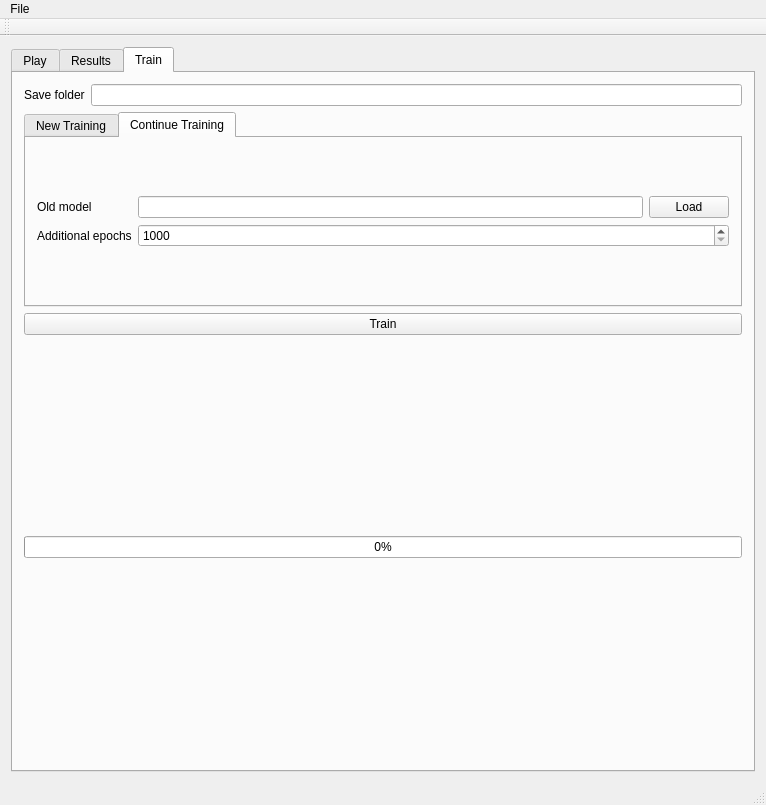
Before: the Qt Designer form TIPE_Hex_QT/mainwindow.ui in Phyronnaz/TIPE_Hex, drawn with Qt 5.
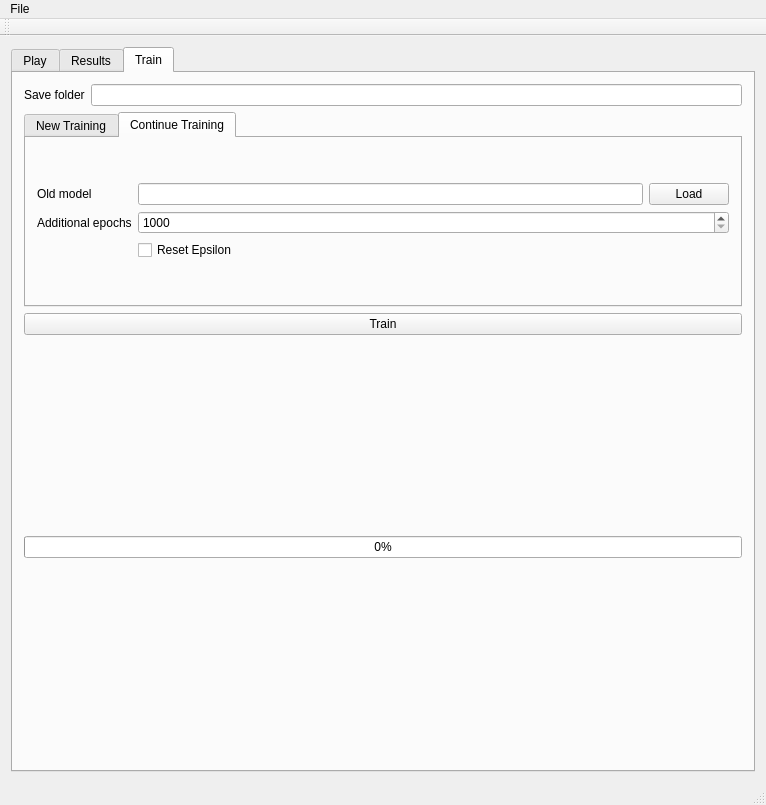
After: the same form once the commit is applied. The open tabs and pages were chosen to show the change.

```diff
--- a/TIPE_Hex_QT/mainwindow.ui
+++ b/TIPE_Hex_QT/mainwindow.ui
@@ -560,14 +560,14 @@
               </item>
              </layout>
             </item>
-            <item row="1" column="0">
+            <item row="2" column="0">
              <widget class="QLabel" name="label_2">
               <property name="text">
                <string>Additional epochs</string>
               </property>
              </widget>
             </item>
-            <item row="1" column="1">
+            <item row="2" column="1">
              <widget class="QSpinBox" name="spinBoxAdditionalEpochs">
               <property name="minimum">
                <number>1000</number>
@@ -580,6 +580,16 @@
               </property>
              </widget>
             </item>
+            <item row="3" column="1">
+             <widget class="QCheckBox" name="checkBoxResetEpsilon">
+              <property name="layoutDirection">
+               <enum>Qt::LeftToRight</enum>
+              </property>
+              <property name="text">
+               <string>Reset Epsilon</string>
+              </property>
+             </widget>
+            </item>
            </layout>
           </widget>
          </widget>
```
Left out of the diff: 2 changed lines with no effect on the pictures.
